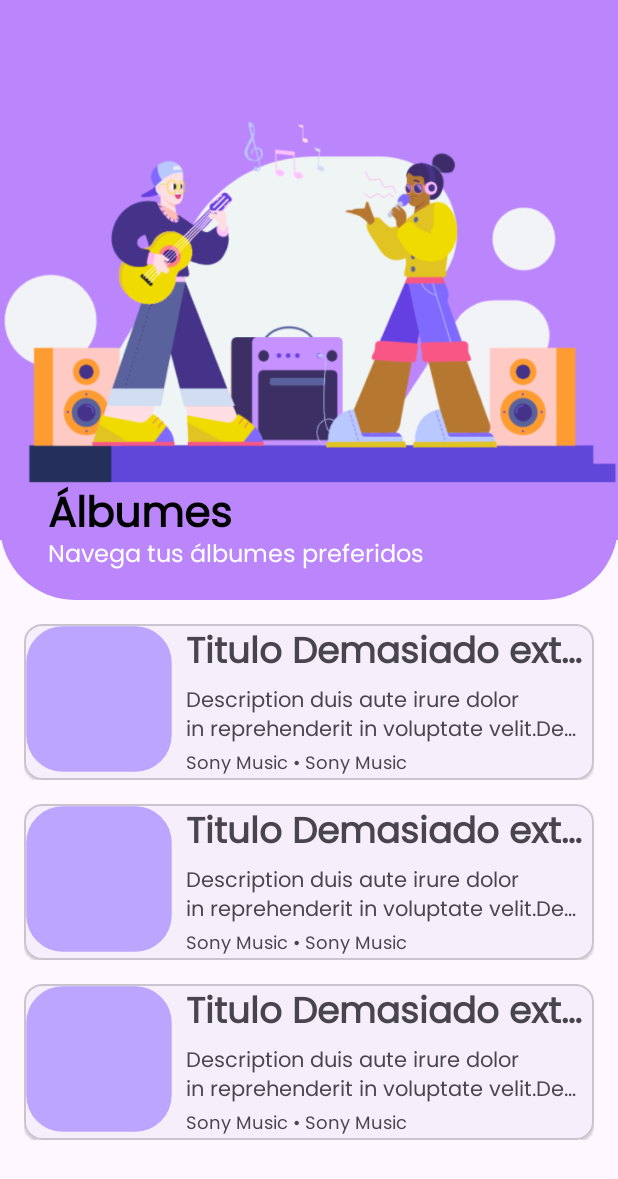
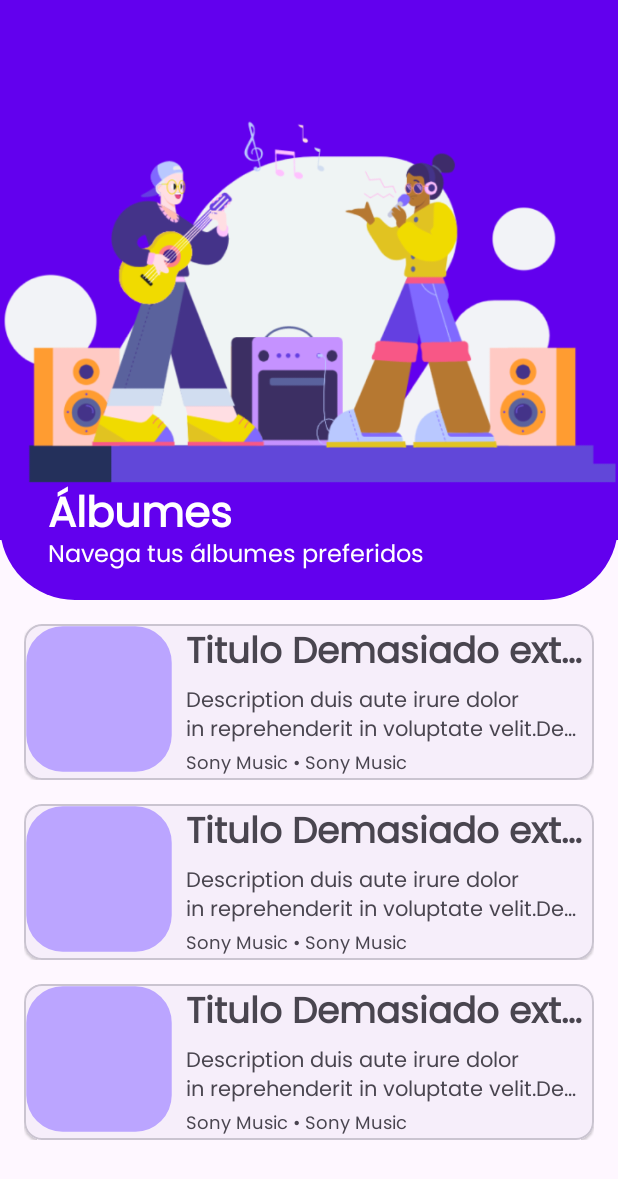
Before and after one commit to MISO-projects/VinilosApp, an Android app: the layout fragment_album.xml on its own in the app's theme, with its tools: preview values and no code run, on a phone screen of 412 x 824 dp. Shown: the top 1179 px of the screen. Run offline under Robolectric (Android 15) with nearby library versions, the phone set to English and light mode, and no system bars.

Commit message:
fix: list of albums and album detail refactored

```diff
--- a/app/src/main/res/drawable/bg_detail.xml
+++ b/app/src/main/res/drawable/bg_detail.xml
@@ -3,7 +3,7 @@
 
     <item>
         <shape android:shape="rectangle">
-            <solid android:color="@color/purple_200"/>
+            <solid android:color="@color/purple_500"/>
             <corners android:bottomLeftRadius="50dp"
                 android:bottomRightRadius="50dp"
                 android:topRightRadius="0dp"
@@ -15,7 +15,7 @@
         android:top="40dp"
         android:bottom="40dp">
         <shape android:shape="rectangle">
-            <solid android:color="@color/purple_200"/>
+            <solid android:color="@color/purple_500"/>
         </shape>
     </item>
 </layer-list>
--- a/app/src/main/res/layout/album_item.xml
+++ b/app/src/main/res/layout/album_item.xml
@@ -4,25 +4,27 @@
     xmlns:tools="http://schemas.android.com/tools">
 
     <data>
-        <variable name="album" type="com.miso.vinilosapp.data.models.Album"/>
+
+        <variable
+            name="album"
+            type="com.miso.vinilosapp.data.models.Album" />
     </data>
 
     <androidx.constraintlayout.widget.ConstraintLayout
         android:layout_width="match_parent"
         android:layout_height="wrap_content"
-        android:layout_marginEnd="16dp"
         android:layout_marginStart="16dp"
         android:layout_marginTop="16dp"
-        >
+        android:layout_marginEnd="16dp">
 
         <com.google.android.material.card.MaterialCardView
             android:layout_width="match_parent"
             android:layout_height="wrap_content"
+            app:cardElevation="1dp"
             app:layout_constraintBottom_toBottomOf="parent"
             app:layout_constraintEnd_toEndOf="parent"
             app:layout_constraintStart_toStartOf="parent"
-            app:layout_constraintTop_toTopOf="parent"
-            app:cardElevation="1dp">
+            app:layout_constraintTop_toTopOf="parent">
 
             <LinearLayout
                 android:layout_width="match_parent"
@@ -40,15 +42,16 @@
                 <LinearLayout
                     android:layout_width="match_parent"
                     android:layout_height="wrap_content"
+                    android:orientation="vertical"
                     android:paddingStart="8dp"
-                    android:paddingEnd="8dp"
-                    android:orientation="vertical">
+                    android:paddingEnd="8dp">
 
                     <TextView
                         android:id="@+id/textView_album_name"
                         android:layout_width="match_parent"
                         android:layout_height="wrap_content"
                         android:ellipsize="end"
+                        android:importantForAccessibility="yes"
                         android:singleLine="true"
                         android:text="@{album.name}"
                         android:textSize="24sp"
@@ -60,8 +63,9 @@
                         android:id="@+id/textView_album_description"
                         android:layout_width="match_parent"
                         android:layout_height="wrap_content"
+                        android:ellipsize="end"
+                        android:importantForAccessibility="yes"
                         android:maxLines="2"
-                        android:ellipsize="end"
                         android:text="@{album.description}"
                         tools:text="Description duis aute irure dolor in reprehenderit in voluptate velit.Description duis aute irure dolor in reprehenderit in voluptate velit." />
 
@@ -69,6 +73,7 @@
                         android:id="@+id/textView_album_label"
                         android:layout_width="match_parent"
                         android:layout_height="wrap_content"
+                        android:importantForAccessibility="yes"
                         android:text='@{album.recordLabel + " • " + album.genre}'
                         android:textSize="12sp"
                         tools:text="Sony Music • Sony Music" />
--- a/app/src/main/res/layout/fragment_album.xml
+++ b/app/src/main/res/layout/fragment_album.xml
@@ -1,14 +1,14 @@
 <androidx.coordinatorlayout.widget.CoordinatorLayout xmlns:android="http://schemas.android.com/apk/res/android"
     xmlns:app="http://schemas.android.com/apk/res-auto"
+    xmlns:tools="http://schemas.android.com/tools"
     android:layout_width="match_parent"
-    android:layout_height="match_parent"
-    xmlns:tools="http://schemas.android.com/tools">
+    android:layout_height="match_parent">
 
     <!-- AppBarLayout contiene la Toolbar y el contenido que colapsará -->
     <com.google.android.material.appbar.AppBarLayout
         android:id="@+id/appBarLayout"
         android:layout_width="match_parent"
-        android:layout_height="400dp"
+        android:layout_height="wrap_content"
         android:theme="@style/ThemeOverlay.AppCompat.Dark.ActionBar">
 
         <!-- CollapsingToolbarLayout para el efecto de colapso -->
@@ -16,57 +16,57 @@
             android:id="@+id/collapsing_toolbar"
             android:layout_width="match_parent"
             android:layout_height="match_parent"
+            app:contentScrim="@color/purple_500"
+            app:expandedTitleMarginBottom="48dp"
+            app:expandedTitleMarginStart="16dp"
             app:layout_scrollFlags="scroll|exitUntilCollapsed"
-            app:contentScrim="?attr/colorPrimary"
-            app:expandedTitleMarginStart="16dp"
-            app:expandedTitleMarginBottom="48dp"
             app:titleEnabled="false">
 
             <ImageView
                 android:layout_width="match_parent"
                 android:layout_height="match_parent"
+                android:layout_gravity="bottom|start"
                 android:contentDescription="@null"
                 android:src="@drawable/bg_detail"
-                app:layout_collapseMode="parallax"
-                android:layout_gravity="bottom|start"/>
+                app:layout_collapseMode="parallax" />
 
             <ImageView
                 android:layout_width="match_parent"
-                android:layout_height="match_parent"
+                android:layout_height="400dp"
+                android:layout_gravity="bottom|start"
                 android:contentDescription="@null"
+                android:paddingTop="40dp"
+                android:paddingBottom="40dp"
                 android:scaleType="centerCrop"
                 android:src="@drawable/img_the_band_party"
-                android:paddingBottom="40dp"
-                android:paddingTop="40dp"
-                app:layout_collapseMode="parallax"
-                android:layout_gravity="bottom|start" />
+                app:layout_collapseMode="parallax" />
 
             <TextView
                 android:id="@+id/title"
                 android:layout_width="wrap_content"
                 android:layout_height="wrap_content"
                 android:layout_gravity="bottom|start"
-                android:text="@string/collapsing_toolbar_album_title"
-                android:textColor="@color/black"
                 android:layout_marginStart="32dp"
                 android:layout_marginEnd="24dp"
                 android:layout_marginBottom="32dp"
+                android:text="@string/collapsing_toolbar_album_title"
+                android:textColor="@color/white"
                 android:textSize="28sp"
                 android:textStyle="bold"
-                app:layout_collapseMode="parallax"/>
+                app:layout_collapseMode="parallax" />
 
             <TextView
                 android:id="@+id/subtitle"
                 android:layout_width="wrap_content"
                 android:layout_height="wrap_content"
+                android:layout_gravity="bottom|start"
                 android:layout_marginStart="32dp"
                 android:layout_marginEnd="32dp"
                 android:layout_marginBottom="16dp"
-                android:layout_gravity="bottom|start"
                 android:text="@string/collapsing_toolbar_album_subtitle"
                 android:textColor="@color/white"
                 android:textSize="16sp"
-                app:layout_collapseMode="parallax"/>
+                app:layout_collapseMode="parallax" />
 
             <androidx.appcompat.widget.Toolbar
                 android:id="@+id/toolbar"
--- a/app/src/main/res/layout/song_item.xml
+++ b/app/src/main/res/layout/song_item.xml
@@ -8,7 +8,7 @@
     </data>
 
     <androidx.constraintlayout.widget.ConstraintLayout
-        android:layout_width="150dp"
+        android:layout_width="wrap_content"
         android:layout_height="wrap_content">
 
         <com.google.android.material.card.MaterialCardView
@@ -31,7 +31,7 @@
 
                 <ImageView
                     android:id="@+id/imageView"
-                    android:layout_width="match_parent"
+                    android:layout_width="120dp"
                     android:layout_height="150dp"
                     android:contentDescription="@null"
                     android:scaleType="centerCrop"
--- a/app/src/main/res/values-night/colors.xml
+++ b/app/src/main/res/values-night/colors.xml
@@ -8,6 +8,7 @@
     <color name="teal_700">#FF018786</color>
     <color name="orange_300">#FFB74D</color>
     <color name="black">#FF000000</color>
+    <color name="subtitle">#303030</color>
     <color name="white">#FFFFFFFF</color>
     <color name="warning">#FFAC4B</color>
     <color name="arrow_color">#FFFFFF</color> <!-- Blanco -->
--- a/app/src/main/res/values/colors.xml
+++ b/app/src/main/res/values/colors.xml
@@ -8,7 +8,7 @@
     <color name="teal_700">#FF018786</color>
     <color name="orange_300">#FFB74D</color>
     <color name="black">#FF000000</color>
-    <color name="subtitle">#4B4B4B</color>
+    <color name="subtitle">#303030</color>
     <color name="white">#FFFFFFFF</color>
     <color name="warning">#FFAC4B</color>
     <color name="arrow_color">#000000</color> <!-- Negro -->
```
Also changed, not shown: app/src/main/res/layout/fragment_album_detail.xml (+8 -2 lines).
